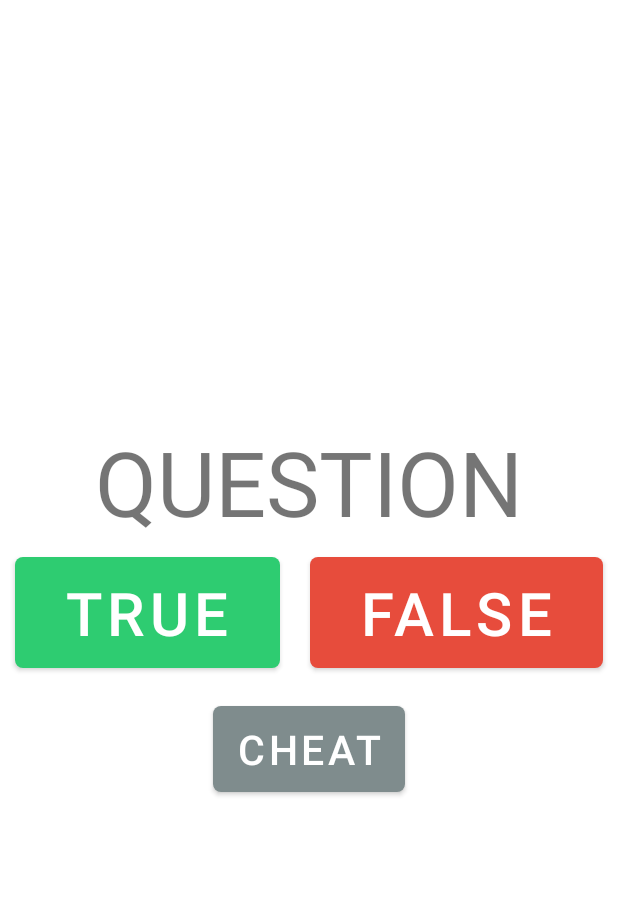
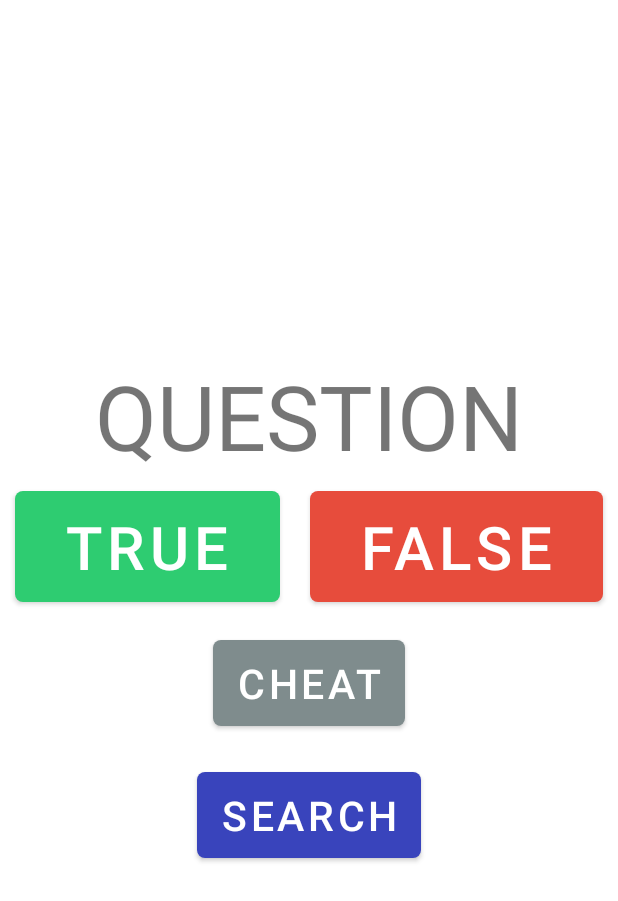
Before and after one commit to xzqvac/Mobile-devices-programming, an Android app: the layout activity_main.xml on its own in the app's theme, with its tools: preview values and no code run, on a phone screen of 412 x 824 dp. Shown: the top 901 px of the screen. Run offline under Robolectric (Android 15) with nearby library versions, the phone set to English and light mode, and no system bars.

```diff
--- a/List_1/app/src/main/AndroidManifest.xml
+++ b/List_1/app/src/main/AndroidManifest.xml
@@ -23,10 +23,12 @@
             android:exported="true">
             <intent-filter>
                 <action android:name="android.intent.action.MAIN" />
+                <category android:name="android.intent.category.LAUNCHER" />
 
-                <category android:name="android.intent.category.LAUNCHER" />
+                <action android:name="android.intent.action.VIEW" />
+                <category android:name="android.intent.category.BROWSABLE" />
+                <data android:scheme="https" />
             </intent-filter>
-
             <meta-data
                 android:name="android.app.lib_name"
                 android:value="" />
--- /dev/null
+++ b/List_1/app/src/main/res/drawable/button_search_shape.xml
@@ -0,0 +1,8 @@
+<?xml version="1.0" encoding="utf-8"?>
+<shape xmlns:android="http://schemas.android.com/apk/res/android"
+    android:shape="rectangle">
+    <solid
+        android:color="#3944BC"/>
+    <corners
+        android:radius="5dp"/>
+</shape>
--- a/List_1/app/src/main/res/layout/activity_main.xml
+++ b/List_1/app/src/main/res/layout/activity_main.xml
@@ -59,7 +59,21 @@
         app:layout_constraintBottom_toBottomOf="parent"
         app:layout_constraintEnd_toEndOf="parent"
         android:onClick="startCheatingActivity" />
-        />
+
+    <Button
+        android:id="@+id/btn_search"
+        android:layout_width="wrap_content"
+        android:layout_height="wrap_content"
+        android:layout_margin="15dp"
+        android:layout_gravity="center"
+        android:text="SEARCH"
+        android:textSize="27sp"
+        app:backgroundTint="@null"
+        android:background="@drawable/button_search_shape"
+        app:layout_constraintBottom_toBottomOf="parent"
+        app:layout_constraintEnd_toEndOf="parent"
+        android:onClick="search"/>
+
 
 
 </LinearLayout>
```
Also changed, not shown: List_1/app/src/main/java/com/example/physicsquiz/MainActivity.kt (+39 -6 lines).
